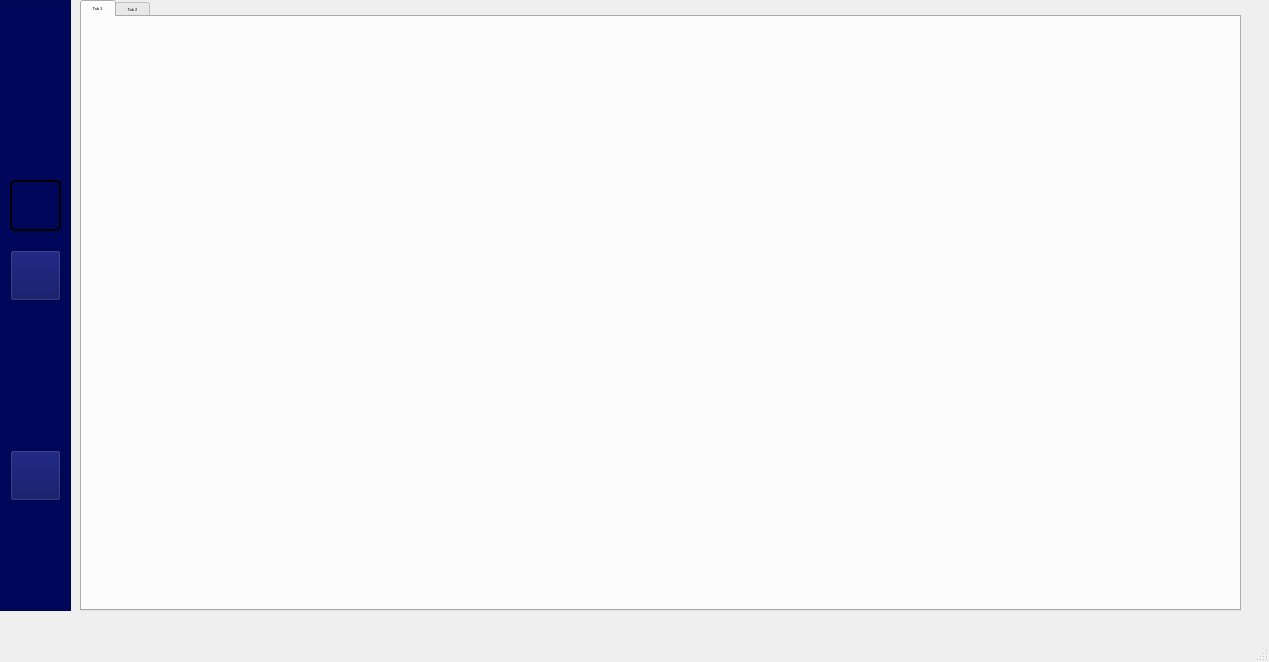
Old version of the form mainwindow.ui in the repository Projet-CPP-2A6/Nautica.
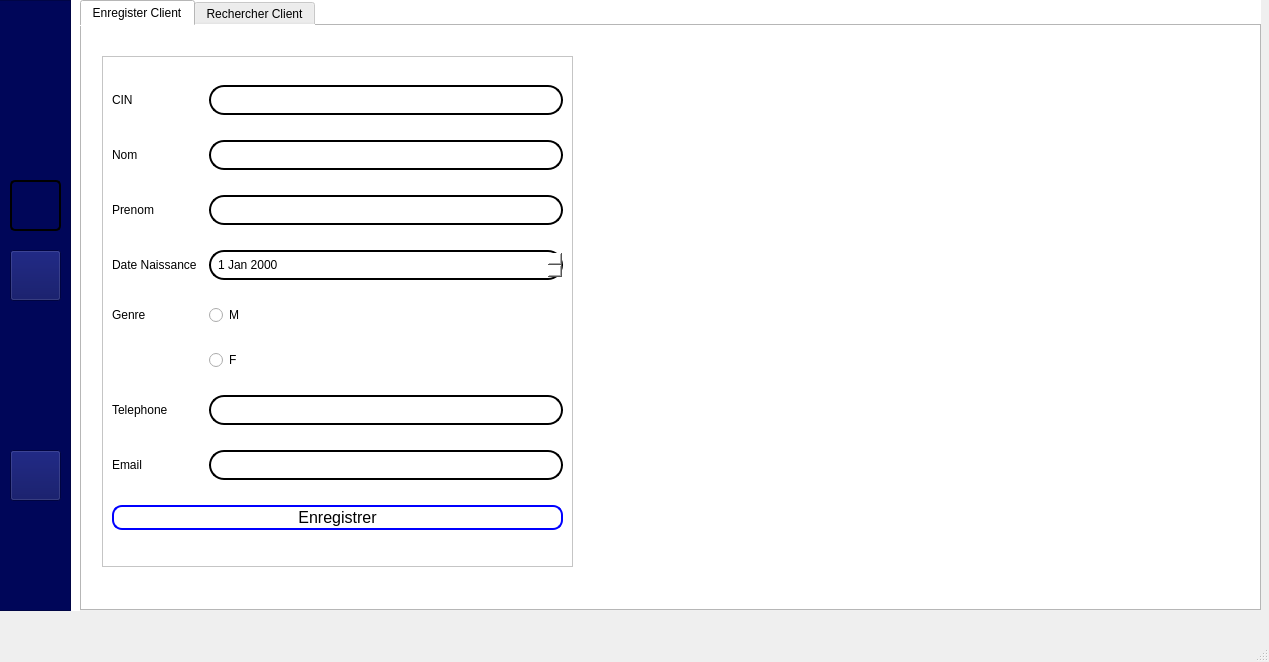
New version of the form. The open tabs and pages were chosen to show the change. Icons and pictures are not drawn.

Commit message: Added Client Registration UI

```diff
--- a/mainwindow.ui
+++ b/mainwindow.ui
@@ -1516,23 +1516,244 @@
      </widget>
     </widget>
     <widget class="QWidget" name="M3">
+     <property name="styleSheet">
+      <string notr="true">background-color: white;</string>
+     </property>
      <widget class="QTabWidget" name="tabWidget_2">
       <property name="geometry">
        <rect>
         <x>10</x>
         <y>0</y>
-        <width>1161</width>
+        <width>1181</width>
         <height>611</height>
        </rect>
       </property>
+      <property name="styleSheet">
+       <string notr="true">background-color: white;</string>
+      </property>
+      <property name="currentIndex">
+       <number>1</number>
+      </property>
       <widget class="QWidget" name="tab">
        <attribute name="title">
-        <string>Tab 1</string>
+        <string>Enregister Client</string>
        </attribute>
+       <widget class="QFrame" name="frame">
+        <property name="geometry">
+         <rect>
+          <x>20</x>
+          <y>30</y>
+          <width>471</width>
+          <height>511</height>
+         </rect>
+        </property>
+        <property name="frameShape">
+         <enum>QFrame::StyledPanel</enum>
+        </property>
+        <property name="frameShadow">
+         <enum>QFrame::Raised</enum>
+        </property>
+        <layout class="QGridLayout" name="gridLayout">
+         <item row="4" column="2">
+          <widget class="QRadioButton" name="radioButton">
+           <property name="text">
+            <string>M</string>
+           </property>
+          </widget>
+         </item>
+         <item row="6" column="0">
+          <widget class="QLabel" name="label_17">
+           <property name="text">
+            <string>Telephone</string>
+           </property>
+          </widget>
+         </item>
+         <item row="6" column="2">
+          <widget class="QLineEdit" name="lineEdit_6">
+           <property name="styleSheet">
+            <string notr="true">QLineEdit {
+    border: 2px solid black; 
+    border-radius: 15px;
+    padding: 5px;
+    background-color: rgba(255, 255, 255);
+    color: black;
+}
+
+QLineEdit:focus {
+    border-color: black; 
+    background-color: rgba(248, 248, 248, 1); 
+}
+</string>
+           </property>
+          </widget>
+         </item>
+         <item row="1" column="2">
+          <widget class="QLineEdit" name="lineEdit_4">
+           <property name="styleSheet">
+            <string notr="true">QLineEdit {
+    border: 2px solid black; 
+    border-radius: 15px;
+    padding: 5px;
+    background-color: rgba(255, 255, 255);
+    color: black;
+}
+
+QLineEdit:focus {
+    border-color: black; 
+    background-color: rgba(248, 248, 248, 1); 
+}
+</string>
+           </property>
+          </widget>
+         </item>
+         <item row="1" column="0">
+          <widget class="QLabel" name="label_10">
+           <property name="text">
+            <string>Nom</string>
+           </property>
+          </widget>
+         </item>
+         <item row="3" column="0">
+          <widget class="QLabel" name="label_15">
+           <property name="text">
+            <string>Date Naissance</string>
+           </property>
+          </widget>
+         </item>
+         <item row="2" column="0">
+          <widget class="QLabel" name="label_14">
+           <property name="text">
+            <string>Prenom</string>
+           </property>
+          </widget>
+         </item>
+         <item row="5" column="2">
+          <widget class="QRadioButton" name="radioButton_2">
+           <property name="text">
+            <string>F</string>
+           </property>
+          </widget>
+         </item>
+         <item row="4" column="0">
+          <widget class="QLabel" name="label_16">
+           <property name="text">
+            <string>Genre</string>
+           </property>
+          </widget>
+         </item>
+         <item row="9" column="0" colspan="3">
+          <widget class="QPushButton" name="pushButton_12">
+           <property name="styleSheet">
+            <string notr="true">background-color: #ffffff; /* Fond blanc */
+    border: 2px solid blue; /* Bordure bleue */
+    border-radius: 10px; /* Coins arrondis */
+    padding: 1px 2px; /* Espacement intérieur */
+    color: black; /* Couleur du texte */
+    font-size: 16px; /* Taille de la police */
+   
+   </string>
+           </property>
+           <property name="text">
+            <string>Enregistrer</string>
+           </property>
+          </widget>
+         </item>
+         <item row="2" column="2">
+          <widget class="QLineEdit" name="lineEdit_5">
+           <property name="styleSheet">
+            <string notr="true">QLineEdit {
+    border: 2px solid black; 
+    border-radius: 15px;
+    padding: 5px;
+    background-color: rgba(255, 255, 255);
+    color: black;
+}
+
+QLineEdit:focus {
+    border-color: black; 
+    background-color: rgba(248, 248, 248, 1); 
+}
+</string>
+           </property>
+          </widget>
+         </item>
+         <item row="0" column="0">
+          <widget class="QLabel" name="label_6">
+           <property name="text">
+            <string>CIN</string>
+           </property>
+          </widget>
+         </item>
+         <item row="0" column="2">
+          <widget class="QLineEdit" name="lineEdit_3">
+           <property name="styleSheet">
+            <string notr="true">QLineEdit {
+    border: 2px solid black; 
+    border-radius: 15px;
+    padding: 5px;
+    background-color: rgba(255, 255, 255);
+    color: black;
+}
+
+QLineEdit:focus {
+    border-color: black; 
+    background-color: rgba(248, 248, 248, 1); 
+}
+</string>
+           </property>
+          </widget>
+         </item>
+         <item row="3" column="2">
+          <widget class="QDateEdit" name="dateEdit">
+           <property name="styleSheet">
+            <string notr="true">QDateEdit {
+    border: 2px solid black; 
+    border-radius: 15px;
+    padding: 5px;
+    background-color: rgba(255, 255, 255);
+    color: black;
+}
+
+QDateEdit:focus {
+    border-color: black; 
+    background-color: rgba(248, 248, 248, 1); 
+}
+</string>
+           </property>
+          </widget>
+         </item>
+         <item row="7" column="2">
+          <widget class="QLineEdit" name="lineEdit_7">
+           <property name="styleSheet">
+            <string notr="true">QLineEdit {
+    border: 2px solid black; 
+    border-radius: 15px;
+    padding: 5px;
+    background-color: rgba(255, 255, 255);
+    color: black;
+}
+
+QLineEdit:focus {
+    border-color: black; 
+    background-color: rgba(248, 248, 248, 1); 
+}
+</string>
+           </property>
+          </widget>
+         </item>
+         <item row="7" column="0">
+          <widget class="QLabel" name="label_18">
+           <property name="text">
+            <string>Email</string>
+           </property>
+          </widget>
+         </item>
+        </layout>
+       </widget>
       </widget>
       <widget class="QWidget" name="tab_4">
        <attribute name="title">
-        <string>Tab 2</string>
+        <string>Rechercher Client</string>
        </attribute>
       </widget>
      </widget>
```
Left out of the diff: 54 changed lines with no effect on the pictures. The commit also changes 3 other files.
